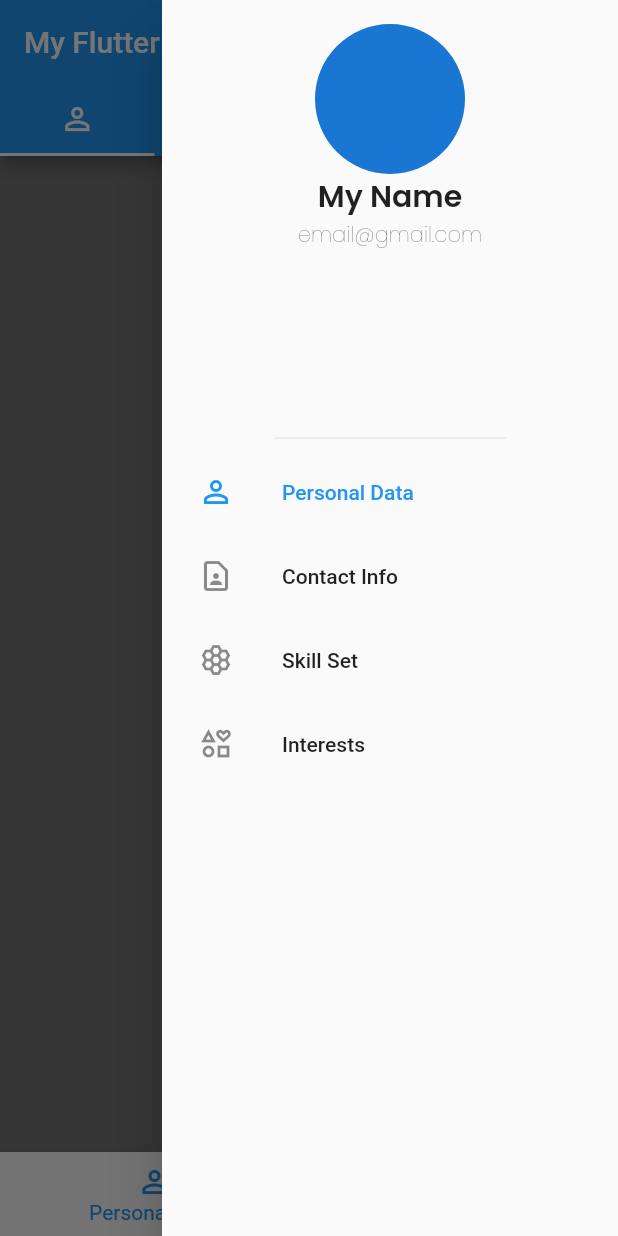
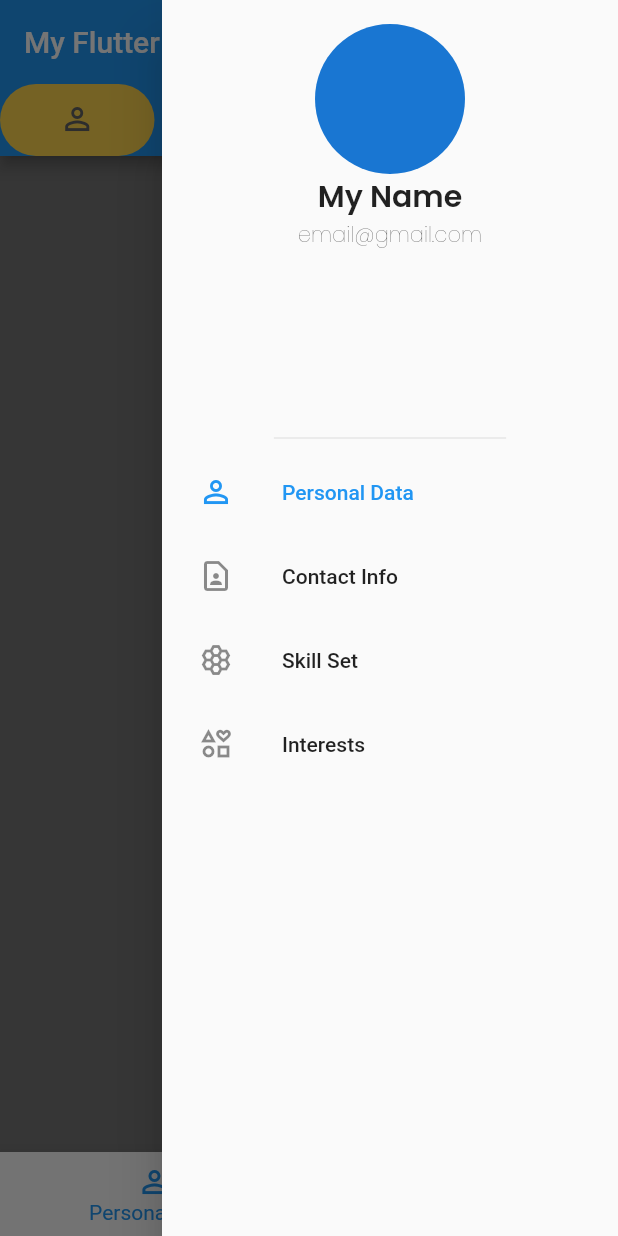
Before and after one commit to carlstep/flutter_my_example_project, a Flutter app: the screen it shows after launch, in the side drawer, after a tap on "Save", on a phone screen of 412 x 824 dp. Run offline on Flutter 3.47's test engine with Material 2 defaults, Android fonts, the phone set to English and light mode, and no system bars; our stand-ins replace google_fonts.

Commit message:
some updates

```diff
--- a/lib/main.dart
+++ b/lib/main.dart
@@ -3,10 +3,12 @@ import 'package:flutter_my_example_project/defaults/defaults.dart';
 import 'package:google_fonts/google_fonts.dart';
 
 void main() {
-  runApp(MyApp());
+  runApp(const MyApp());
 }
 
 class MyApp extends StatelessWidget {
+  const MyApp({Key? key}) : super(key: key);
+
   @override
   Widget build(BuildContext context) {
     return const MaterialApp(
@@ -26,16 +28,17 @@ class MainPage extends StatefulWidget {
 
 class _MainPageState extends State<MainPage> {
   final contentPage = [
-    Center(
+    //TODO - create content for each of the pages
+    const Center(
       child: Text('Personal Data'),
     ),
-    Center(
+    const Center(
       child: Text('Contact Info'),
     ),
-    Center(
+    const Center(
       child: Text('Skill Set'),
     ),
-    Center(
+    const Center(
       child: Text('Interests'),
     ),
   ];
@@ -58,25 +61,34 @@ class _MainPageState extends State<MainPage> {
         backgroundColor: Colors.grey[600],
         appBar: AppBar(
           bottom: TabBar(
+            indicator: BoxDecoration(
+              borderRadius: BorderRadius.circular(50),
+              color: Colors.amber[300],
+            ),
             tabs: [
+              //TODO - create functionality for each of the tabs
               Tab(
                 icon: Icon(
                   Defaults.drawerItemIcon[0],
+                  color: Colors.grey[700],
                 ),
               ),
               Tab(
                 icon: Icon(
                   Defaults.drawerItemIcon[1],
+                  color: Colors.grey[700],
                 ),
               ),
               Tab(
                 icon: Icon(
                   Defaults.drawerItemIcon[2],
+                  color: Colors.grey[700],
                 ),
               ),
               Tab(
                 icon: Icon(
                   Defaults.drawerItemIcon[3],
+                  color: Colors.grey[700],
                 ),
               ),
             ],
@@ -92,7 +104,7 @@ class _MainPageState extends State<MainPage> {
                 child: DrawerHeader(
                   child: Column(
                     children: [
-                      CircleAvatar(
+                      const CircleAvatar(
                         radius: 50,
                       ),
                       Text(
@@ -135,6 +147,8 @@ class _MainPageState extends State<MainPage> {
           ),
         ),
         bottomNavigationBar: BottomNavigationBar(
+          currentIndex: contentPageIndex,
+          onTap: updateState,
           type: BottomNavigationBarType.fixed,
           items: [
             BottomNavigationBarItem(
@@ -151,12 +165,14 @@ class _MainPageState extends State<MainPage> {
             ),
           ],
         ),
+        //TODO - update FAB to do something - change TabBarView or change Page color
         floatingActionButtonLocation: FloatingActionButtonLocation.centerDocked,
         floatingActionButton: FloatingActionButton.extended(
           onPressed: () {
-            setState(() {});
+            setState() {}
+            ;
           },
-          label: Text('Save'),
+          label: const Text('Save'),
         ),
       ),
     );
```
